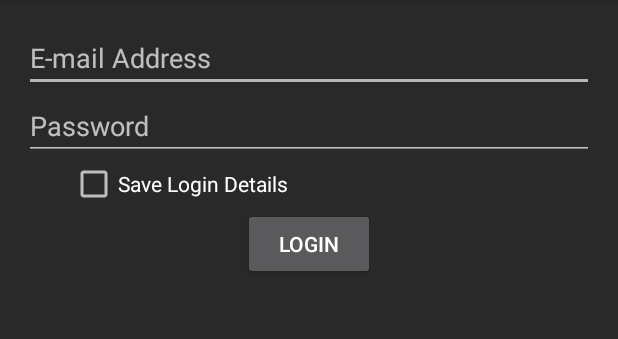
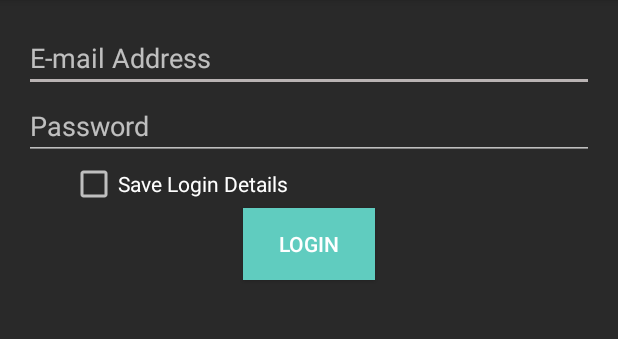
Before and after one commit to Presentech/HandsUp, an Android app: the LoginScreenActivity screen opened directly, with no data from a screen before it, after a tap on "LOGIN", on a phone screen of 412 x 824 dp, the part 84-423 px from its top. Run offline under Robolectric (Android 15) with nearby library versions, the phone set to English and light mode, and no system bars.

Commit message:
Login screen changes 1. Toast messages now instantaneously updates for the most part. (however you can still see older version when showing attempts left). Press login fast and you have to wait for toast to update when login detail is wrong 2. The attempt would be lost regardless of whether the email and password field were empty 3.Login button color change

```diff
--- a/app/src/main/java/com/presentech/handsup/LoginScreenActivity.java
+++ b/app/src/main/java/com/presentech/handsup/LoginScreenActivity.java
@@ -20,18 +20,27 @@ public class LoginScreenActivity extends AppCompatActivity {
     public final static String LOGIN_MESSAGE = "com.presentech.handsup.LOGIN_MESSAGE";
     public final static String REGISTRATION_MESSAGE = "com.presentech.handsup.REGISTRATION_MESSAGE";
     public final static int maxloginAttempts = 5;
+    private static boolean loginEnabled = true;
+    private static boolean loginCompleted = false;
+    private static boolean saveLoginDetails = false;
     public EditText emailAddress;
     public EditText password;
     public Button button_sign_in;
     public CheckBox saveCredentials;
     public String storedEmail;
     public String storedPassword;
+    public Intent submitLoginDetails;
     private int loginAttempts = 0;
     private int loginAttemptsRemaining = 5;
-    private static boolean loginEnabled = true;
-    private static boolean loginCompleted = false;
-    private static boolean saveLoginDetails = false;
-    public Intent submitLoginDetails;
+    Toast currentToast;
+
+    void currentToast(String text){
+        if(currentToast != null){
+            currentToast .cancel();
+        }
+        currentToast = Toast.makeText(getBaseContext(), text, Toast.LENGTH_SHORT);
+        currentToast.show();
+    }
 
     @Override
     protected void onCreate(Bundle savedInstanceState) {
@@ -95,6 +104,11 @@ public class LoginScreenActivity extends AppCompatActivity {
     public void loginAttempt(View view) {
         if (!loginCompleted) {
             if (loginEnabled) {
+                if((emailAddress.getText().toString().equals("") ||(password.getText().toString().equals(""))))
+                {
+                    currentToast("Details not entered");
+                }
+                else{
                     if ((emailAddress.getText().toString().equals(storedEmail) &&
                             (password.getText().toString().equals(storedPassword)))) {
 
@@ -103,27 +117,27 @@ public class LoginScreenActivity extends AppCompatActivity {
                         //Clear text field after sending text
                         emailAddress.getText().clear();
                         password.getText().clear();
-                    if (saveLoginDetails)   {
+                        if (saveLoginDetails) {
                             loginCompleted = true;
                         }
-                    Toast.makeText(getBaseContext(), loginMessage, Toast.LENGTH_SHORT).show();
+                        currentToast(loginMessage);
                         startActivity(submitLoginDetails);
 
                     } else {
                         if (loginAttempts < maxloginAttempts) {
-                        Toast.makeText(getBaseContext(), "Login Failed", Toast.LENGTH_SHORT).show();
+                            Toast.makeText(getBaseContext(), "Incorrect Details" , Toast.LENGTH_SHORT).show();
                             loginAttempts++;
                             loginAttemptsRemaining = maxloginAttempts - loginAttempts;
-                        Toast.makeText(getBaseContext(), "Attempts Remaining: " +
-                                Integer.toString(loginAttemptsRemaining), Toast.LENGTH_SHORT).show();
+                            Toast.makeText(getBaseContext(), "Attempts Remaining: " +Integer.toString(loginAttemptsRemaining), Toast.LENGTH_SHORT).show();
                         }
                         if (loginAttemptsRemaining == 0) {
                             loginEnabled = false;
-                        Toast.makeText(getBaseContext(), "Login Unavailable", Toast.LENGTH_SHORT).show();
+                            currentToast("Login Unavailable");
+                        }
                     }
                 }
             } else {
-                Toast.makeText(getBaseContext(), "Login Unavailable", Toast.LENGTH_SHORT).show();
+                currentToast("Login Unavailable");
             }
         }
 
@@ -136,4 +150,6 @@ public class LoginScreenActivity extends AppCompatActivity {
         saveLoginDetails = !saveLoginDetails;
     }
 
+
+
 }
--- a/app/src/main/res/layout/content_login_screen.xml
+++ b/app/src/main/res/layout/content_login_screen.xml
@@ -38,7 +38,8 @@
         android:text="@string/sign_in_button"
         android:onClick="loginAttempt"
         android:layout_below="@+id/saveLoginDetails"
-        android:layout_centerHorizontal="true"/>
+        android:layout_centerHorizontal="true"
+        android:background="@color/presentechBlue"/>
 
     <CheckBox
         android:id="@+id/saveLoginDetails"
```
Lines whose indentation alone changed are shown as unchanged.
